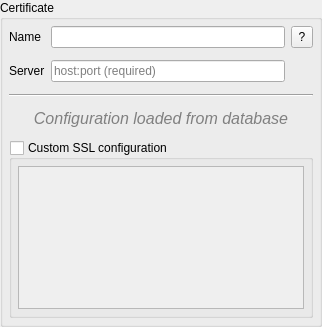
Qt form src/ui/auth/qgsauthsslconfigwidget.ui (qgis/QGIS) before a commit.
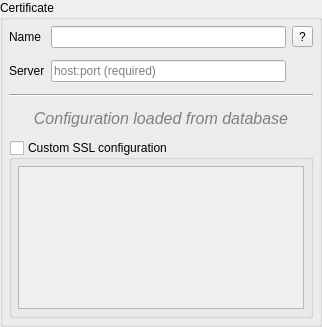
The same form after that commit. Icons and pictures are not drawn.

Commit message: More tweaks to dialog (icon and font size, tab order)

Patch:
```diff
--- a/src/ui/auth/qgsauthsslconfigwidget.ui
+++ b/src/ui/auth/qgsauthsslconfigwidget.ui
@@ -82,12 +82,6 @@
       </item>
       <item row="1" column="2">
        <widget class="QToolButton" name="btnCertInfo">
-        <property name="minimumSize">
-         <size>
-          <width>22</width>
-          <height>22</height>
-         </size>
-        </property>
         <property name="text">
          <string>?</string>
         </property>
@@ -95,12 +89,6 @@
          <iconset resource="../../../images/images.qrc">
           <normaloff>:/images/themes/default/propertyicons/metadata.svg</normaloff>:/images/themes/default/propertyicons/metadata.svg</iconset>
         </property>
-        <property name="iconSize">
-         <size>
-          <width>16</width>
-          <height>16</height>
-         </size>
-        </property>
        </widget>
       </item>
       <item row="2" column="0">
```
Left out of the diff: 37 changed lines with no effect on the pictures. The commit also changes 17 other files.
